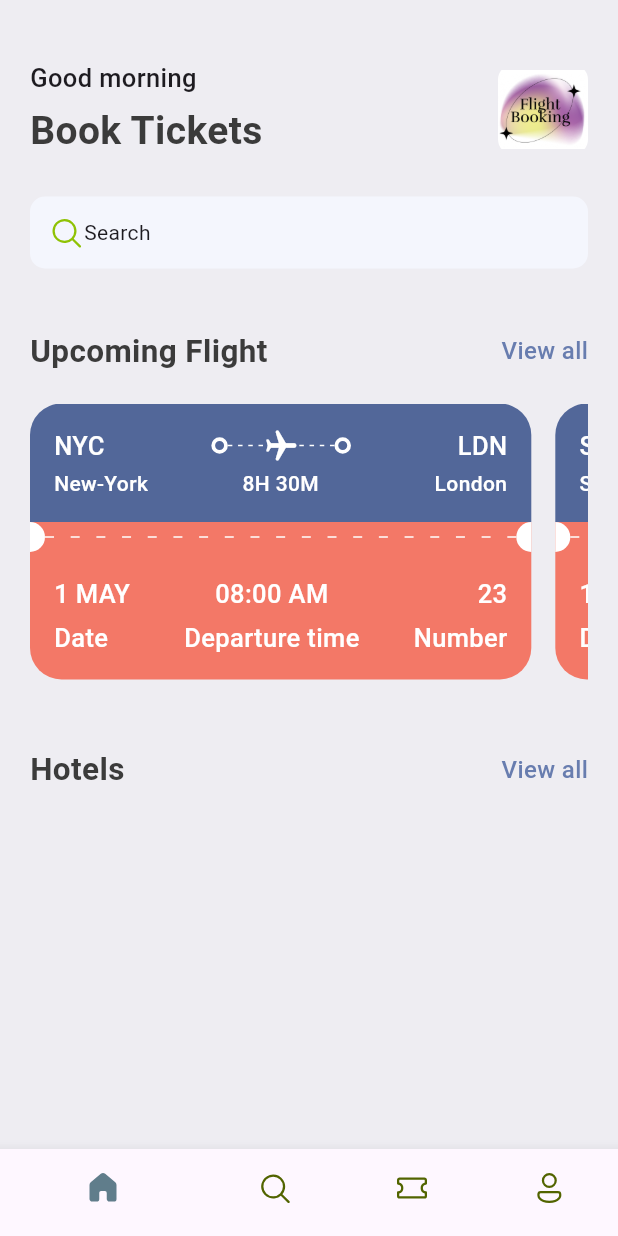
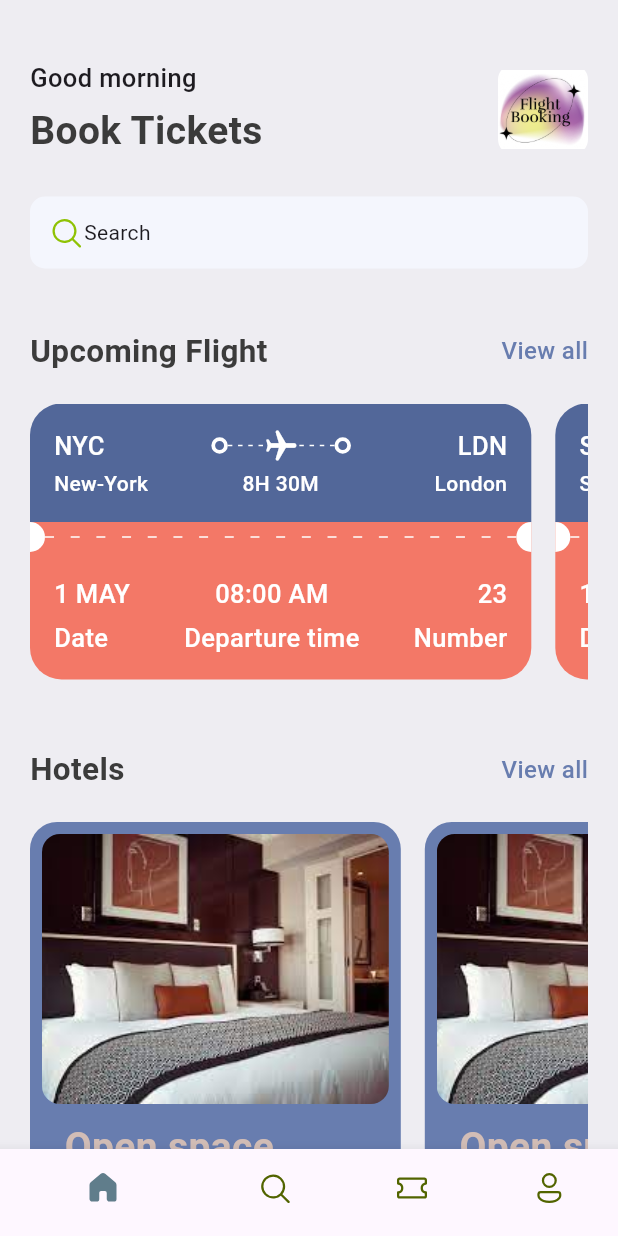
Before and after one commit to Bra-Gabby-Marshal/Flutter-Ticket-App, a Flutter app: the screen it shows after launch, on a phone screen of 412 x 824 dp. Run offline on Flutter 3.47's test engine with Material 3 defaults, Android fonts, the phone set to English and light mode, and no system bars; our stand-ins replace device_preview, fluentui_icons.

Commit message:
new update

```diff
--- a/lib/base/res/media.dart
+++ b/lib/base/res/media.dart
@@ -1,4 +1,5 @@
 class AppMedia{
   static const _baseImage = "assets/images";
   static const logo = '$_baseImage/logo.png';
+  static const hotelRoom = '$_baseImage/hotel_room.jpg';
 }
--- a/lib/base/res/styles/app_styles.dart
+++ b/lib/base/res/styles/app_styles.dart
@@ -8,6 +8,7 @@ class AppStyles{
   static Color textColor = const Color(0xFF3B3B3B);
   static Color ticketBlue = const Color(0xFF526799);
   static Color ticketOrange = const Color(0xFFF37867);
+  static Color kakiColor = const Color(0xFFD2BDB6);
   static TextStyle textStyle = TextStyle(
       fontSize: 16, color: textColor, fontWeight: FontWeight.w500);
 
--- a/lib/screens/home_screen.dart
+++ b/lib/screens/home_screen.dart
@@ -6,6 +6,7 @@ import 'package:my_ticket_app/base/res/styles/app_styles.dart';
 import 'package:my_ticket_app/base/utils/app_json.dart';
 import 'package:my_ticket_app/base/widgets/app_double_text.dart';
 import 'package:my_ticket_app/base/widgets/ticket_view.dart';
+import 'package:my_ticket_app/screens/widgets/hotel.dart';
 
 class HomeScreen extends StatelessWidget {
   const HomeScreen({super.key});
@@ -21,6 +22,7 @@ class HomeScreen extends StatelessWidget {
           Container(
             padding: const EdgeInsets.symmetric(horizontal:20),
             child: Column(
+              crossAxisAlignment: CrossAxisAlignment.start,
               children: [
                 Row(
                   mainAxisAlignment: MainAxisAlignment.spaceBetween,
@@ -76,6 +78,19 @@ class HomeScreen extends StatelessWidget {
                    func: (){
                    print("Hello There");
                    }),
+                const SizedBox(height: 20,),
+                const SingleChildScrollView(
+                  scrollDirection: Axis.horizontal,
+                    child: Row(
+                      children: [
+                        Hotel(),
+                        Hotel(),
+                        Hotel(),
+                        Hotel(),
+                        Hotel(),
+                        Hotel(),
+                      ],
+                    ))
               ],
             ),
           ),
--- /dev/null
+++ b/lib/screens/widgets/hotel.dart
@@ -0,0 +1,65 @@
+import 'package:flutter/cupertino.dart';
+import 'package:flutter/material.dart';
+import 'package:my_ticket_app/base/res/media.dart';
+import 'package:my_ticket_app/base/res/styles/app_styles.dart';
+
+class Hotel extends StatelessWidget {
+  const Hotel({super.key});
+
+  @override
+  Widget build(BuildContext context) {
+    final size = MediaQuery.of(context).size;
+    return Container(
+      padding: const EdgeInsets.all(8.0),
+      width: size.width*0.6,
+      height: 350,
+      margin: const EdgeInsets.only(right: 16),
+      decoration: BoxDecoration(
+          color: AppStyles.primaryColor,
+      borderRadius: BorderRadius.circular(18)
+      ),
+      child: Column(
+        crossAxisAlignment: CrossAxisAlignment.start,
+        children: [
+          Container(
+            height: 180,
+      decoration: BoxDecoration(
+      color: AppStyles.primaryColor,
+          borderRadius: BorderRadius.circular(12),
+        image: const DecorationImage(
+          fit: BoxFit.cover,
+          image: AssetImage(
+            AppMedia.hotelRoom
+          )
+        )
+      ),
+          ),
+          const SizedBox(height: 10,),
+          Padding(
+            padding: const EdgeInsets.only(left: 15),
+            child: Text(
+              "Open space",
+              style: AppStyles.headLineStyle1.copyWith(color: AppStyles.kakiColor),
+            ),
+          ),
+          const SizedBox(height: 5,),
+          Padding(
+            padding: const EdgeInsets.only(left: 15),
+            child: Text(
+              "London",
+              style: AppStyles.headLineStyle3.copyWith(color: Colors.white),
+            ),
+          ),
+          const SizedBox(height: 5,),
+          Padding(
+            padding: const EdgeInsets.only(left: 15),
+            child: Text(
+              "\$25/night",
+              style: AppStyles.headLineStyle3.copyWith(color: AppStyles.kakiColor),
+            ),
+          )
+        ],
+      ),
+    ) ;
+  }
+}
```
Also changed, not shown: assets/images/1728671891322.jpg (deleted), assets/images/hotel_room.jpg (added).
